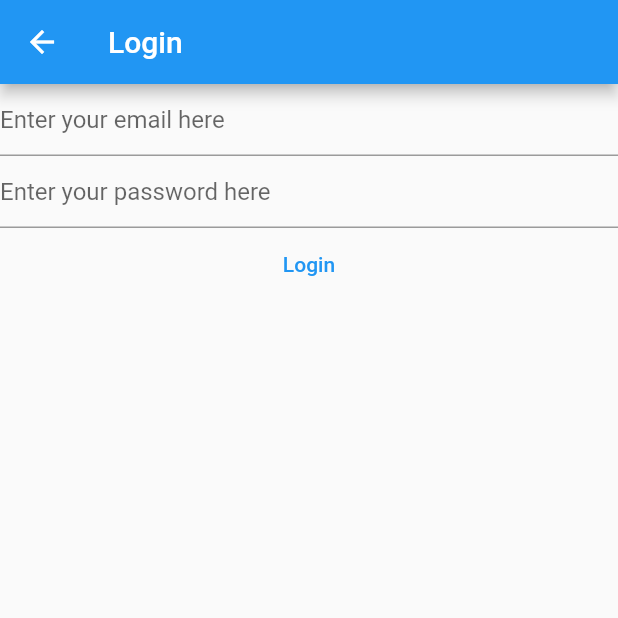
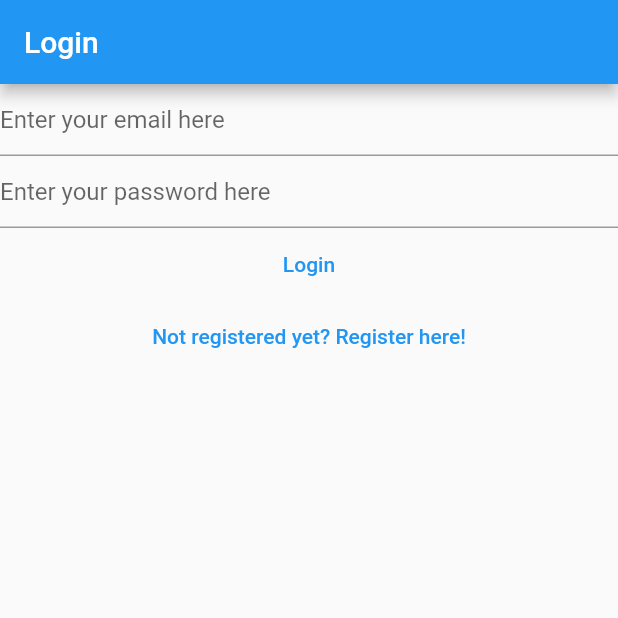
Before and after one commit to SaulBlanco1/My-notes-Flutter, a Flutter app: the LoginView screen opened directly, on a phone screen of 412 x 824 dp, the top half of it. Run offline on Flutter 3.47's test engine with Material 2 defaults, Android fonts, the phone set to English and light mode, and no system bars; our stand-ins replace firebase_auth, firebase_core; accounts and stored records are empty.

Commit message:
commit login-register-email verification views done

```diff
--- a/lib/views/login_view.dart
+++ b/lib/views/login_view.dart
@@ -1,7 +1,5 @@
 import 'package:firebase_auth/firebase_auth.dart';
-import 'package:firebase_core/firebase_core.dart';
 import 'package:flutter/material.dart';
-import 'package:mynotes/firebase_options.dart';
 
 class LoginView extends StatefulWidget {
   const LoginView({super.key});
@@ -31,41 +29,32 @@ class _LoginViewState extends State<LoginView> {
   @override
   Widget build(BuildContext context) {
     return Scaffold(
-      appBar: AppBar(
-        title: const Text('Login'),
-      ),
-      body: FutureBuilder(
-        future: Firebase.initializeApp(
-          options: DefaultFirebaseOptions.currentPlatform,
-        ),
-        builder: (context, snapshot) {
-          switch (snapshot.connectionState) {
-            case ConnectionState.done:
-              return Column(
+      appBar: AppBar(title: const Text('Login')),
+      body: Column(
         children: [
           TextField(
             controller: _email,
             enableSuggestions: false,
             autocorrect: false,
             keyboardType: TextInputType.emailAddress,
-                    decoration: const InputDecoration(
-                        hintText: 'Enter your email here'),
+            decoration:
+                const InputDecoration(hintText: 'Enter your email here'),
           ),
           TextField(
             controller: _password,
             obscureText: true,
             enableSuggestions: false,
             autocorrect: false,
-                    decoration: const InputDecoration(
-                        hintText: 'Enter your password here'),
+            decoration:
+                const InputDecoration(hintText: 'Enter your password here'),
           ),
           TextButton(
             onPressed: () async {
               final email = _email.text;
               final password = _password.text;
               try {
-                        final userCredential = await FirebaseAuth.instance
-                            .signInWithEmailAndPassword(
+                final userCredential =
+                    await FirebaseAuth.instance.signInWithEmailAndPassword(
                   email: email,
                   password: password,
                 );
@@ -80,12 +69,13 @@ class _LoginViewState extends State<LoginView> {
             },
             child: const Text('Login'),
           ),
+          TextButton(
+              onPressed: () {
+                Navigator.of(context)
+                    .pushNamedAndRemoveUntil('/register/', (route) => false);
+              },
+              child: const Text('Not registered yet? Register here!')),
         ],
-              );
-            default:
-              return const Text('Loading...');
-          }
-        },
       ),
     );
   }
```
Also changed, not shown: lib/main.dart (+88 -12 lines), lib/views/register_view.dart (+13 -21 lines), lib/views/verify_email_view.dart (added, +32 -0 lines). Lines whose indentation alone changed are shown as unchanged.
